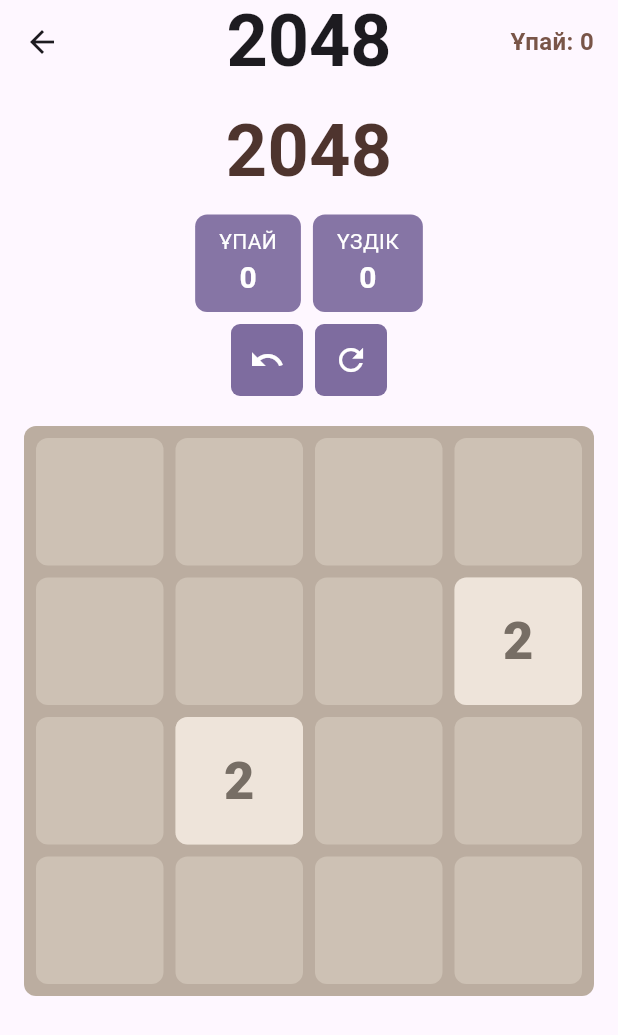
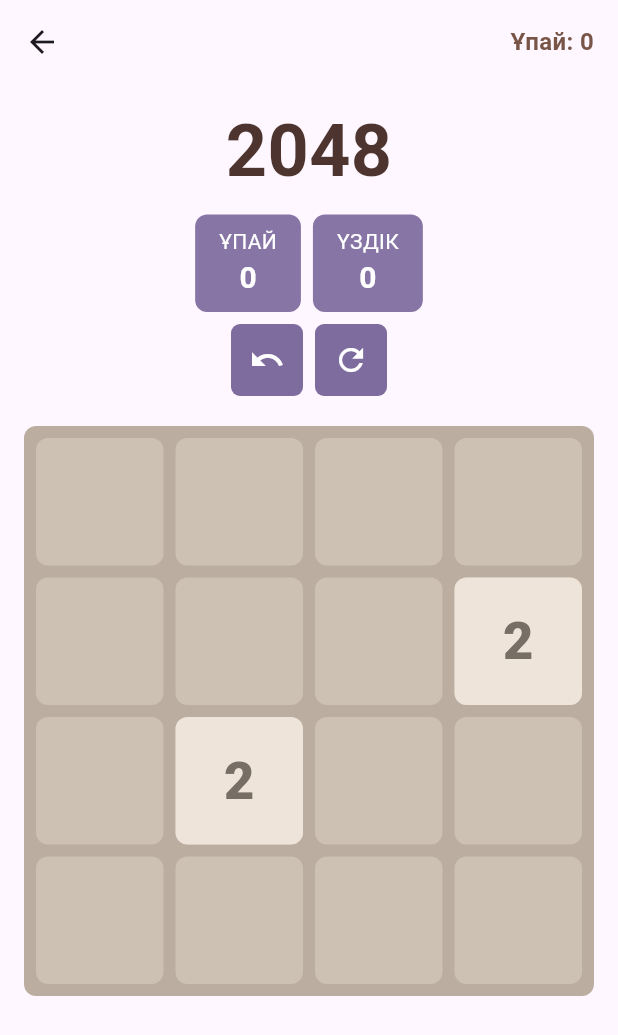
Before and after one commit to Omiromir/Puzzle-2048, a Flutter app: the GamePage screen opened directly, on a phone screen of 412 x 824 dp. Shown: the top 1035 px of the screen. Run offline on Flutter 3.47's test engine with Material 3 defaults, Android fonts, the light colour scheme and no system bars; our stand-ins replace cloud_firestore, connectivity_plus, firebase_auth, firebase_core, rxdart, shared_preferences; accounts and stored records are empty; generated files the repository leaves out were written again.

```diff
--- a/lib/game_page.dart
+++ b/lib/game_page.dart
@@ -390,13 +390,6 @@
             Navigator.of(context).pushReplacementNamed('/main');
           },
         ),
-        title: Text(
-            "2048",
-            style: Theme.of(context).textTheme.headlineMedium?.copyWith(
-              fontSize: 48,
-              fontWeight: FontWeight.bold,
-            ),
-           ),
         actions: [
           Padding(
             padding: const EdgeInsets.only(right: 16),
```
Also changed, not shown: 1 other file.
